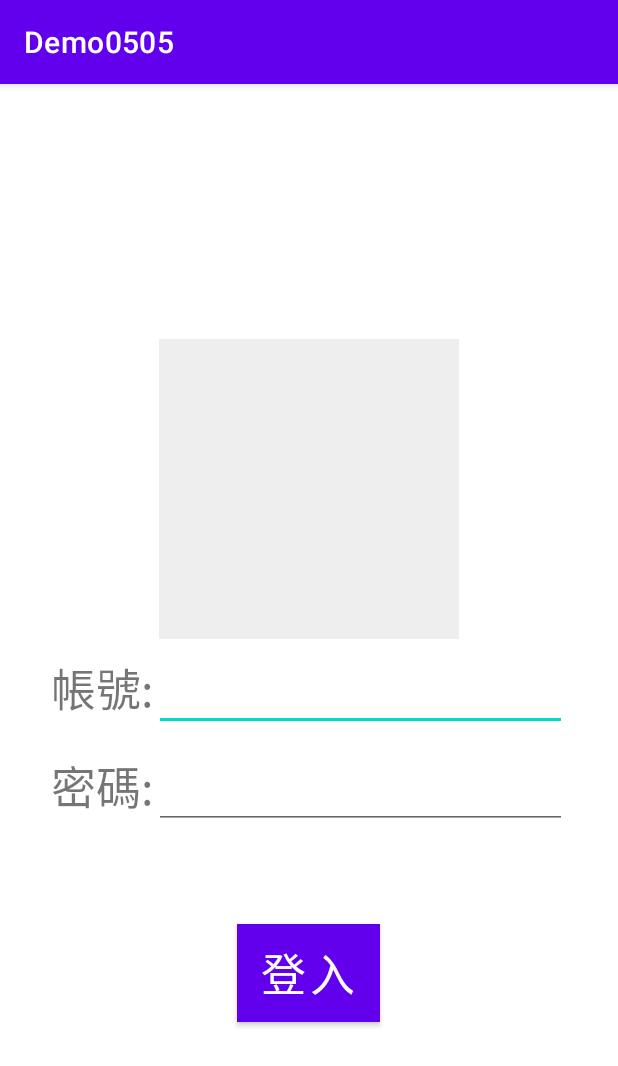
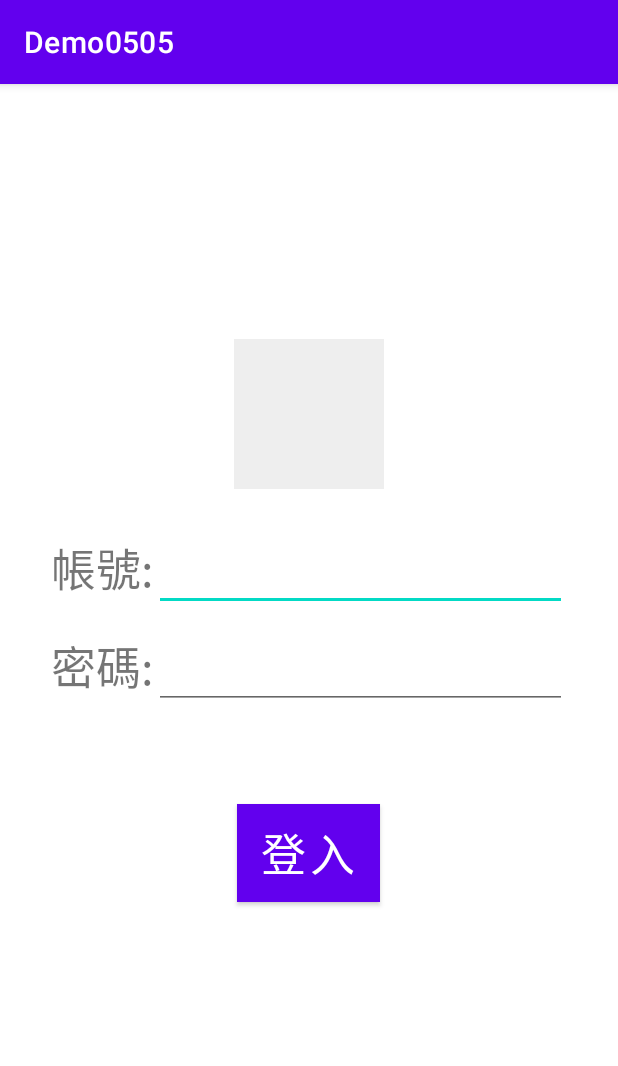
Before and after one commit to Kuanchiayi/PunchDemo, an Android app: the LoginActivity screen opened directly, with no data from a screen before it, on a phone screen of 412 x 824 dp. Shown: the top 1066 px of the screen. Run offline under Robolectric (Android 15) with nearby library versions, the phone set to English and light mode, and no system bars.

Commit message:
change icon size

```diff
--- a/app/src/main/res/layout/activity_login.xml
+++ b/app/src/main/res/layout/activity_login.xml
@@ -8,8 +8,8 @@
     tools:context=".MainActivity">
     <ImageView
         android:id="@+id/iv_black"
-        android:layout_width="200dp"
-        android:layout_height="200dp"
+        android:layout_width="100dp"
+        android:layout_height="100dp"
         android:layout_gravity="center_horizontal"
         android:layout_marginTop="170dp"
         android:scaleType="centerInside"
@@ -18,7 +18,7 @@
         android:layout_width="wrap_content"
         android:layout_height="wrap_content"
         android:layout_gravity="center_horizontal"
-        android:layout_marginTop="10dp"
+        android:layout_marginTop="30dp"
         android:orientation="horizontal">
         <TextView
             android:layout_width="wrap_content"
@@ -45,7 +45,7 @@
             android:id="@+id/et_pwd"
             android:layout_width="275dp"
             android:layout_height="wrap_content"
-            android:layout_marginBottom="20sp"/>.
+            android:layout_marginBottom="20sp"/>
     </LinearLayout>
     <TextView
         android:id="@+id/tv_error"
--- a/app/src/main/res/layout/activity_main.xml
+++ b/app/src/main/res/layout/activity_main.xml
@@ -9,12 +9,12 @@
 
     <ImageView
         android:id="@+id/iv_avatar"
-        android:layout_width="200dp"
-        android:layout_height="200dp"
+        android:layout_width="100dp"
+        android:layout_height="100dp"
         android:layout_gravity="center_horizontal"
         android:layout_marginTop="170dp"
         android:scaleType="centerInside"
-        android:src="@color/black" />
+        android:background="#EEEEEE"/>
 
     <LinearLayout
         android:layout_width="match_parent"
```
